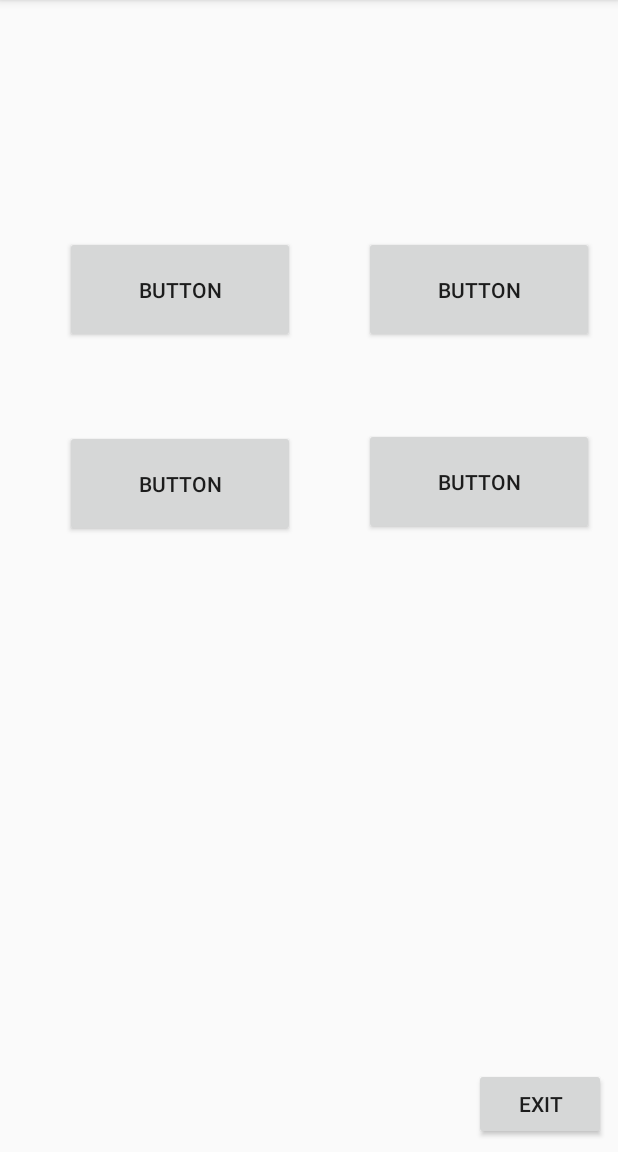
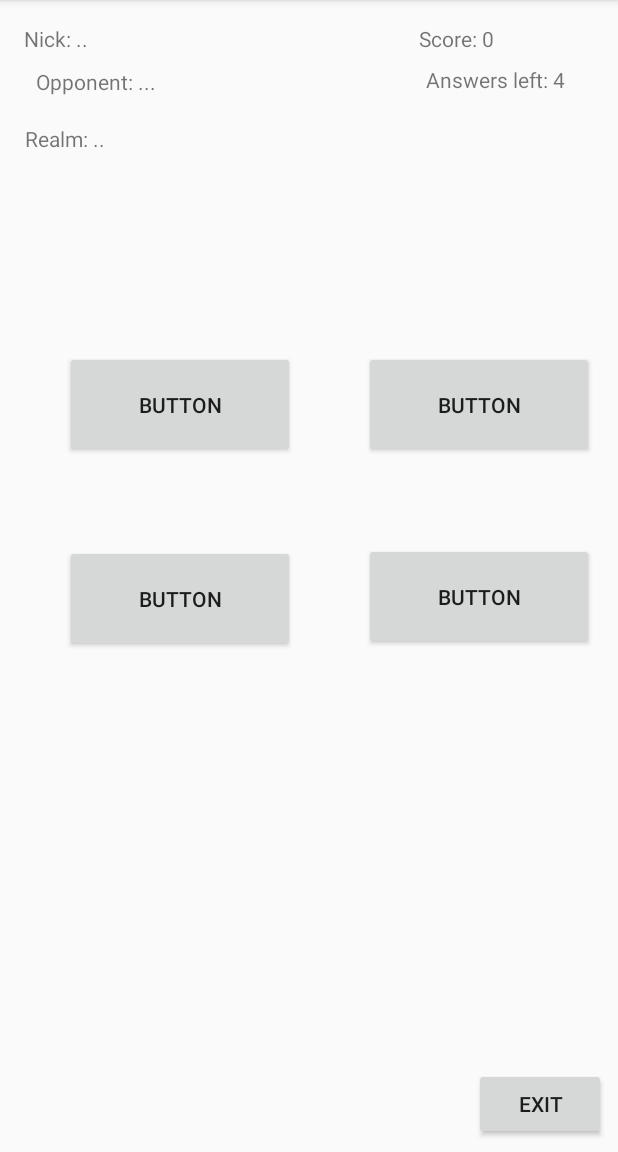
Before and after one commit to uxes/konqueror-game, an Android app: the AnswerActivity screen opened directly, with no data from a screen before it, on a phone screen of 412 x 824 dp, the part 84-1236 px from its top. Run offline under Robolectric (Android 15) with nearby library versions, the phone set to English and light mode, and no system bars; our stand-ins replace ButterKnife; libraries missing offline, so code that uses them is left out: com.qozix.tileview; 15 statements that could not run were skipped.

Commit message:
info about konquering results while answering

```diff
--- a/app/src/main/java/cz/uxes/konqueror_game/CustomAdapter.java
+++ b/app/src/main/java/cz/uxes/konqueror_game/CustomAdapter.java
@@ -34,7 +34,6 @@ public class CustomAdapter extends ArrayAdapter<Player> {
     public View getView(int position, View convertView, ViewGroup parent) {
         LayoutInflater layoutInflater = LayoutInflater.from(getContext());
         View viewRow = layoutInflater.inflate(R.layout.user_row, parent, false);
-Log.wtf("kurwa", "co to kurva..");
 
         if(this.layoutResourceId == R.layout.user_row) {
 
--- a/app/src/main/java/cz/uxes/konqueror_game/UsersListActivity.java
+++ b/app/src/main/java/cz/uxes/konqueror_game/UsersListActivity.java
@@ -9,6 +9,7 @@ import android.widget.ListView;
 import android.widget.TextView;
 import android.widget.Toast;
 
+import cz.uxes.konqueror_game.db.Storage;
 import cz.uxes.konqueror_game.network.PlayerSingleton;
 import cz.uxes.konqueror_game.network.WsConnection;
 
@@ -45,7 +46,10 @@ public class UsersListActivity extends AppCompatActivity {
                 Toast.makeText(getApplicationContext(), "klikls na cosik " + position, Toast.LENGTH_LONG);
                 Log.d("cosik", "kliks.. " + ps.getPlayerList().get(position).getNick());
 
-                ws.webSocket.sendText("{\"chooseUser\": true, \"nick\": \"ferda\", \"opponent\": \"" + ps.getPlayerList().get(position).getNick() + "\"}");
+                String nick = (new Storage(getApplicationContext())).playerInfo().getNick();
+
+
+                ws.webSocket.sendText("{\"chooseUser\": true, \"nick\": \"" + nick + "\", \"opponent\": \"" + ps.getPlayerList().get(position).getNick() + "\"}");
 
                 /*
                 Intent intent = new Intent(getApplicationContext(), KonquerMap.class);
--- a/app/src/main/java/cz/uxes/konqueror_game/WellcomeActivity.java
+++ b/app/src/main/java/cz/uxes/konqueror_game/WellcomeActivity.java
@@ -22,6 +22,7 @@ public class WellcomeActivity extends AppCompatActivity {
     public static WellcomeActivity instance;
     public Integer score = 0;
     public Integer triesLeft = 4;
+
 
     @Override
     protected void onCreate(Bundle savedInstanceState) {
--- a/app/src/main/java/cz/uxes/konqueror_game/db/Storage.java
+++ b/app/src/main/java/cz/uxes/konqueror_game/db/Storage.java
@@ -12,6 +12,7 @@ import java.util.ArrayList;
 import java.util.List;
 
 import cz.uxes.konqueror_game.network.Player;
+import cz.uxes.konqueror_game.network.Realm;
 
 /**
  * Created by uxes on 14.12.17.
@@ -35,9 +36,10 @@ public class Storage extends SQLiteOpenHelper {
         values.put("id", Settings.Secure.getString(context.getContentResolver(), Settings.Secure.ANDROID_ID));
         values.put("name", "Franta");
         values.put("hostname", "10.0.0.139");
+        db.insert("user", null, values);
 
+        db.close();
 
-        db.insert("user", null, values);
     }
 
     @Override
@@ -50,18 +52,14 @@ public class Storage extends SQLiteOpenHelper {
 
     public Player playerInfo(){
         SQLiteDatabase db = this.getReadableDatabase();
-        onUpgrade(db, 0, 0);
+        //onUpgrade(db, 0, 0);
 
         Cursor cursor = db.rawQuery("select * from user where id = ?", new String[] {Settings.Secure.getString(context.getContentResolver(), Settings.Secure.ANDROID_ID)});
         cursor.moveToFirst();
 
-        Log.d("kurva", cursor.getString(cursor.getColumnIndex("id")));
-        Log.d("kurva", cursor.getString(cursor.getColumnIndex("name")));
-        Log.d("kurva", cursor.getString(cursor.getColumnIndex("hostname")));
-
+        db.close();
 
         return new Player(cursor.getString(cursor.getColumnIndex("name")), cursor.getString(cursor.getColumnIndex("hostname")));
-        //return new Player(cursor.getString(cursor.getColumnIndex("name")));
 
     }
 
@@ -82,5 +80,7 @@ public class Storage extends SQLiteOpenHelper {
         values.put("hostname", player.getHostname());
         db.update("user", values, "id='" + Settings.Secure.getString(context.getContentResolver(), Settings.Secure.ANDROID_ID) + "'", null);
 
+        db.close();
+
     }
 }
--- a/app/src/main/java/cz/uxes/konqueror_game/game/AnswerActivity.java
+++ b/app/src/main/java/cz/uxes/konqueror_game/game/AnswerActivity.java
@@ -20,6 +20,8 @@ import butterknife.OnClick;
 import cz.uxes.konqueror_game.R;
 import cz.uxes.konqueror_game.UsersListActivity;
 import cz.uxes.konqueror_game.WellcomeActivity;
+import cz.uxes.konqueror_game.db.Storage;
+import cz.uxes.konqueror_game.map.KonquerMap;
 import cz.uxes.konqueror_game.network.WsConnection;
 
 import static java.lang.Boolean.FALSE;
@@ -29,6 +31,8 @@ public class AnswerActivity extends AppCompatActivity {
 
     final boolean LOOSER = TRUE;
     final boolean WINNER = FALSE;
+
+    private Integer actualRealm;
 
     private List<String> answers;
     private Context context;
@@ -53,13 +57,23 @@ public class AnswerActivity extends AppCompatActivity {
 
             answers.add(i, extras.getString("answer" + i));
 
-            Log.d("keke?", answers.get(i));
         }
 
         //lets make a copy of answers and set em randomly (cause originally item on position 0 is right)
         List<String> randomizedAnswers = new ArrayList<String>(answers);
         long seed = System.nanoTime();
         Collections.shuffle(randomizedAnswers, new Random(seed));
+
+        Storage storage = new Storage(this);
+
+
+        ((TextView) findViewById(R.id.viewOpponent)).setText("Opponent: " + extras.getString("opponent"));
+        ((TextView) findViewById(R.id.viewNick)).setText("Nick: " + storage.playerInfo().getNick());
+        ((TextView) findViewById(R.id.viewAnswers)).setText("Answers left: " + WellcomeActivity.instance.triesLeft);
+        ((TextView) findViewById(R.id.viewScore)).setText("Score: " + WellcomeActivity.instance.score);
+        ((TextView) findViewById(R.id.viewRealm)).setText("Realm: " + KonquerMap.realms[extras.getInt("realm")].name);
+
+        actualRealm = extras.getInt("realm");
 
 
         ((Button) findViewById(R.id.answer0)).setText(randomizedAnswers.get(0));
@@ -84,7 +98,7 @@ public class AnswerActivity extends AppCompatActivity {
 
 
         new AlertDialog.Builder(this.context)
-                .setTitle("Game offer")
+                .setTitle("Game over")
                 .setMessage(message)
                 .setCancelable(false)
                 .setNegativeButton("close", new DialogInterface.OnClickListener() {
@@ -120,15 +134,24 @@ public class AnswerActivity extends AppCompatActivity {
 
         if(WellcomeActivity.instance.score >= 4){
             this.gameOver(WINNER);
+
+            //todo: navyšit score na serveru
+
+            UsersListActivity.ws.incrementUserLevel();
+
+            //todo: navyšit score loklně
+
+            //todo: dodat aktualni realm do pole vyhranych
+
+            //todo: zabarvit jinou barvy ty realmy jenž jsou zabrany
+
         }
         else if(WellcomeActivity.instance.triesLeft < 0){
             this.gameOver(LOOSER);
         }
         else{
-            UsersListActivity.ws.getQuestion();
+            UsersListActivity.ws.getQuestion(actualRealm);
         }
-
-
 
 
     }
--- a/app/src/main/java/cz/uxes/konqueror_game/map/KonquerMap.java
+++ b/app/src/main/java/cz/uxes/konqueror_game/map/KonquerMap.java
@@ -12,7 +12,11 @@ import android.widget.Toast;
 import com.qozix.tileview.TileView;
 import com.qozix.tileview.markers.MarkerLayout;
 
+import cz.uxes.konqueror_game.UsersListActivity;
+import cz.uxes.konqueror_game.WellcomeActivity;
+import cz.uxes.konqueror_game.db.Storage;
 import cz.uxes.konqueror_game.network.Realm;
+import cz.uxes.konqueror_game.network.WsConnection;
 
 /**
  * Created by uxes on 6.12.17.
@@ -20,8 +24,10 @@ import cz.uxes.konqueror_game.network.Realm;
 
 public class KonquerMap extends Activity {
 
-    Realm[] realms = {new Realm("Pískovna", 0.25, 0.25), new Realm("Hliuxov", 0.76, 0.26), new Realm("Zelená", 0.96, 0.92)};
+    public static Realm[] realms = {new Realm(0, "Pískovna", 0.25, 0.25), new Realm(2, "Hliuxov", 0.76, 0.26), new Realm(3, "Zelená", 0.96, 0.92)};
     private TileView tileView;
+    private String opponentNick;
+    private String nick;
 
     @Override
     protected void onCreate(Bundle savedInstanceState) {
@@ -41,6 +47,10 @@ public class KonquerMap extends Activity {
 
         addCosik(tileView);
 
+        opponentNick = getIntent().getStringExtra("opponentNick");
+        Storage storage = new Storage(getApplicationContext());
+        nick = storage.playerInfo().getNick();
+
 
         // add a marker listener
         tileView.setMarkerTapListener( mMarkerTapListener );
@@ -53,7 +63,6 @@ public class KonquerMap extends Activity {
 
     void addCosik(TileView viev){
 
-        Realm[] realms = {new Realm("Pískovna", 0.15, 0.5), new Realm("Zelená", 0.76, 0.26), new Realm("Hliuxov", 0.86, 0.82)};
 
         for (Realm realm : realms) {
 
@@ -81,6 +90,8 @@ public class KonquerMap extends Activity {
 
             Log.d("tap", v.toString());
             Log.d("tap", "You tapped a pin " + x + " " + y);
+
+            UsersListActivity.ws.webSocket.sendText("{\"getQuestion\": true, \"nick\": \"" + nick + "\", \"opponent\": \"" + opponentNick + "\", \"realm\": \"" + realm.id + "\"}");
         }
     };
 
--- a/app/src/main/java/cz/uxes/konqueror_game/network/Realm.java
+++ b/app/src/main/java/cz/uxes/konqueror_game/network/Realm.java
@@ -5,11 +5,13 @@ package cz.uxes.konqueror_game.network;
  */
 
 public class Realm {
+    public Integer id;
     public String name;
     public double x;
     public double y;
 
-    public Realm(String name, double x, double y) {
+    public Realm(Integer id, String name, double x, double y) {
+        this.id = id;
         this.name = name;
         this.x = x;
         this.y = y;
--- a/app/src/main/java/cz/uxes/konqueror_game/network/WsConnection.java
+++ b/app/src/main/java/cz/uxes/konqueror_game/network/WsConnection.java
@@ -23,6 +23,7 @@ import cz.uxes.konqueror_game.UsersListActivity;
 import cz.uxes.konqueror_game.WellcomeActivity;
 import cz.uxes.konqueror_game.db.Storage;
 import cz.uxes.konqueror_game.game.AnswerActivity;
+import cz.uxes.konqueror_game.map.KonquerMap;
 
 /**
  * Created by uxes on 18.10.17.
@@ -160,7 +161,11 @@ public class WsConnection extends AsyncTask<String, Void, String> {
                                 Boolean cosik  = jObject.getBoolean("gameAccepted");
                                 opponentNick = jObject.getString("opponent");
 
-                                webSocket.sendText("{\"getQuestion\": true, \"nick\": \"" + this.nick + "\", \"opponent\": \"" + opponentNick + "\"}");
+                                Intent intent = new Intent(context.getApplicationContext(), KonquerMap.class);
+                                intent.putExtra("opponentNick", opponentNick);
+                                context.startActivity(intent);
+
+                                //webSocket.sendText("{\"getQuestion\": true, \"nick\": \"" + this.nick + "\", \"opponent\": \"" + opponentNick + "\"}");
 
                             }catch (Exception e){
                                 //e.printStackTrace();
@@ -206,6 +211,7 @@ public class WsConnection extends AsyncTask<String, Void, String> {
 
                                 Boolean cosik  = jObject.getBoolean("randomQuestion");
                                 opponentNick = jObject.getString("opponent");
+                                final Integer realm = jObject.getInt("realm");
 
                                 JSONObject questionObj = jObject.getJSONObject("question");
                                 final JSONArray players = questionObj.getJSONArray("answers");
@@ -223,6 +229,8 @@ public class WsConnection extends AsyncTask<String, Void, String> {
                                         Intent intent = new Intent(context, AnswerActivity.class);
                                         intent.setFlags(Intent.FLAG_ACTIVITY_NEW_TASK);
                                         intent.putExtra("question", question);
+                                        intent.putExtra("realm", realm);
+                                        intent.putExtra("opponent", opponentNick);
                                         try {
                                             intent.putExtra("answer0", players.getString(0));
                                             intent.putExtra("answer1", players.getString(1));
@@ -259,7 +267,11 @@ public class WsConnection extends AsyncTask<String, Void, String> {
         return null;
     }
 
-    public void getQuestion() {
-        webSocket.sendText("{\"getQuestion\": true, \"nick\": \"" + this.nick + "\", \"opponent\": \"" + this.opponentNick + "\"}");
+    public void getQuestion(Integer realm) {
+        webSocket.sendText("{\"getQuestion\": true, \"nick\": \"" + this.nick + "\", \"opponent\": \"" + this.opponentNick + "\", \"realm\": " + realm + "}");
+    }
+
+    public void incrementUserLevel() {
+        webSocket.sendText("{\"incrementUserLevel\": true, \"nick\": \"" + this.nick + "\"}");
     }
 }
--- a/app/src/main/res/layout/activity_answer.xml
+++ b/app/src/main/res/layout/activity_answer.xml
@@ -8,15 +8,18 @@
 
     <TextView
         android:id="@+id/question"
-        android:layout_width="364dp"
-        android:layout_height="101dp"
+        android:layout_width="365dp"
+        android:layout_height="62dp"
         android:text="TextView"
         app:layout_constraintTop_toTopOf="parent"
-        android:layout_marginTop="8dp"
+        android:layout_marginTop="124dp"
         android:layout_marginLeft="8dp"
         app:layout_constraintLeft_toLeftOf="parent"
         android:layout_marginRight="8dp"
-        app:layout_constraintRight_toRightOf="parent" />
+        app:layout_constraintRight_toRightOf="parent"
+        app:layout_constraintHorizontal_bias="0.666"
+        android:layout_marginStart="8dp"
+        android:layout_marginEnd="8dp" />
 
     <Button
         android:id="@+id/answer3"
@@ -27,7 +30,8 @@
         android:onClick="clickAnswer"
         android:text="Button"
         app:layout_constraintRight_toRightOf="parent"
-        app:layout_constraintTop_toBottomOf="@+id/question" />
+        app:layout_constraintTop_toBottomOf="@+id/question"
+        android:layout_marginEnd="16dp" />
 
     <Button
         android:id="@+id/answer1"
@@ -38,7 +42,8 @@
         android:onClick="clickAnswer"
         android:text="Button"
         app:layout_constraintRight_toRightOf="parent"
-        app:layout_constraintTop_toBottomOf="@+id/question" />
+        app:layout_constraintTop_toBottomOf="@+id/question"
+        android:layout_marginEnd="16dp" />
 
     <Button
         android:id="@+id/answer2"
@@ -52,7 +57,9 @@
         app:layout_constraintHorizontal_bias="0.478"
         app:layout_constraintLeft_toLeftOf="parent"
         app:layout_constraintRight_toLeftOf="@+id/answer3"
-        app:layout_constraintTop_toBottomOf="@+id/question" />
+        app:layout_constraintTop_toBottomOf="@+id/question"
+        android:layout_marginStart="8dp"
+        android:layout_marginEnd="8dp" />
 
     <Button
         android:id="@+id/answer0"
@@ -66,7 +73,9 @@
         app:layout_constraintHorizontal_bias="0.481"
         app:layout_constraintLeft_toLeftOf="parent"
         app:layout_constraintRight_toLeftOf="@+id/answer3"
-        app:layout_constraintTop_toBottomOf="@+id/question" />
+        app:layout_constraintTop_toBottomOf="@+id/question"
+        android:layout_marginStart="8dp"
+        android:layout_marginEnd="8dp" />
 
     <Button
         android:id="@+id/exitAnswer"
@@ -76,7 +85,80 @@
         android:layout_marginRight="8dp"
         android:text="exit"
         app:layout_constraintBottom_toBottomOf="parent"
-        app:layout_constraintRight_toRightOf="parent" />
+        app:layout_constraintRight_toRightOf="parent"
+        android:layout_marginEnd="8dp" />
+
+    <TextView
+        android:id="@+id/viewNick"
+        android:layout_width="wrap_content"
+        android:layout_height="wrap_content"
+        android:text="Nick: .."
+        android:layout_marginLeft="16dp"
+        app:layout_constraintLeft_toLeftOf="parent"
+        app:layout_constraintTop_toTopOf="parent"
+        android:layout_marginTop="16dp" />
+
+    <TextView
+        android:id="@+id/viewOpponent"
+        android:layout_width="wrap_content"
+        android:layout_height="wrap_content"
+        android:layout_marginEnd="266dp"
+        android:layout_marginRight="266dp"
+        android:text="Opponent: ..."
+        app:layout_constraintRight_toRightOf="parent"
+        android:layout_marginTop="8dp"
+        app:layout_constraintTop_toBottomOf="@+id/viewNick"
+        app:layout_constraintBottom_toBottomOf="parent"
+        android:layout_marginBottom="8dp"
+        app:layout_constraintVertical_bias="0.002"
+        android:layout_marginLeft="8dp"
+        app:layout_constraintLeft_toLeftOf="@+id/viewNick"
+        app:layout_constraintHorizontal_bias="0.0" />
+
+    <TextView
+        android:id="@+id/viewScore"
+        android:layout_width="wrap_content"
+        android:layout_height="wrap_content"
+        android:layout_marginLeft="8dp"
+        android:layout_marginRight="7dp"
+        android:layout_marginTop="16dp"
+        android:text="Score: ."
+        app:layout_constraintHorizontal_bias="0.738"
+        app:layout_constraintLeft_toRightOf="@+id/viewNick"
+        app:layout_constraintRight_toRightOf="parent"
+        app:layout_constraintTop_toTopOf="parent" />
+
+    <TextView
+        android:id="@+id/viewAnswers"
+        android:layout_width="wrap_content"
+        android:layout_height="wrap_content"
+        android:layout_marginRight="35dp"
+        android:text="Answers left:.."
+        app:layout_constraintRight_toRightOf="parent"
+        app:layout_constraintBottom_toBottomOf="parent"
+        android:layout_marginBottom="436dp"
+        android:layout_marginTop="8dp"
+        app:layout_constraintTop_toBottomOf="@+id/viewScore"
+        app:layout_constraintVertical_bias="0.0"
+        app:layout_constraintLeft_toRightOf="@+id/viewOpponent"
+        android:layout_marginLeft="8dp"
+        app:layout_constraintHorizontal_bias="1.0" />
+
+    <TextView
+        android:id="@+id/viewRealm"
+        android:layout_width="wrap_content"
+        android:layout_height="wrap_content"
+        android:text="Realm: .."
+        android:layout_marginLeft="8dp"
+        app:layout_constraintLeft_toLeftOf="parent"
+        android:layout_marginTop="8dp"
+        app:layout_constraintTop_toBottomOf="@+id/viewOpponent"
+        android:layout_marginBottom="8dp"
+        app:layout_constraintBottom_toTopOf="@+id/question"
+        android:layout_marginRight="8dp"
+        app:layout_constraintRight_toRightOf="parent"
+        app:layout_constraintHorizontal_bias="0.025"
+        app:layout_constraintVertical_bias="0.437" />
 
 
 </android.support.constraint.ConstraintLayout>
```
